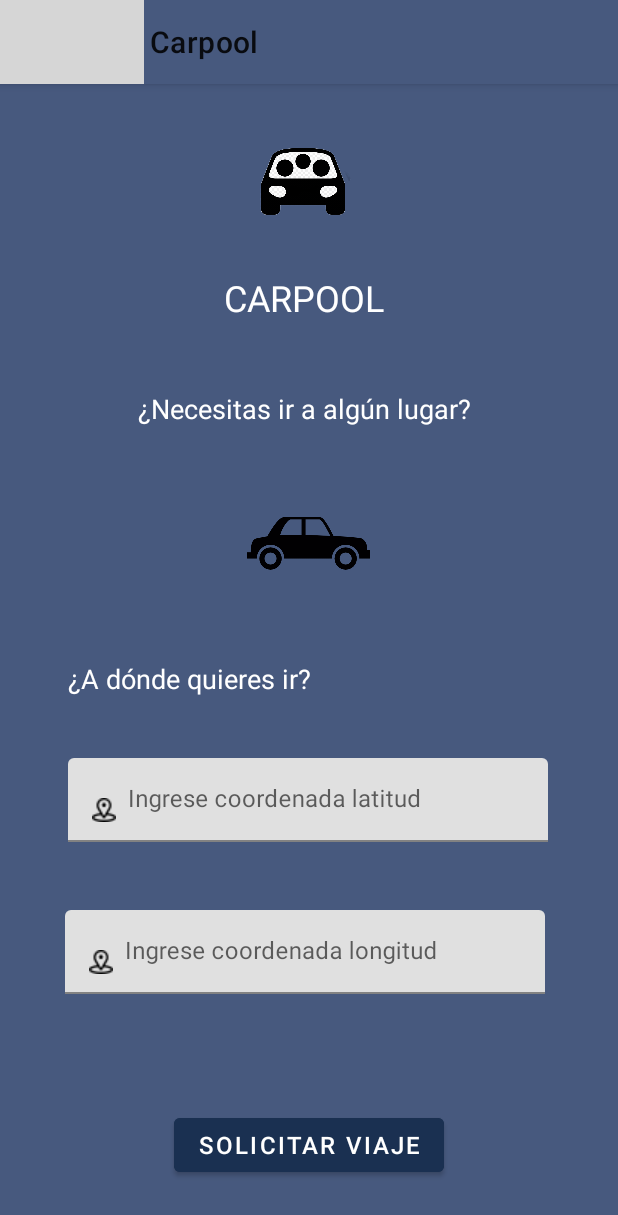
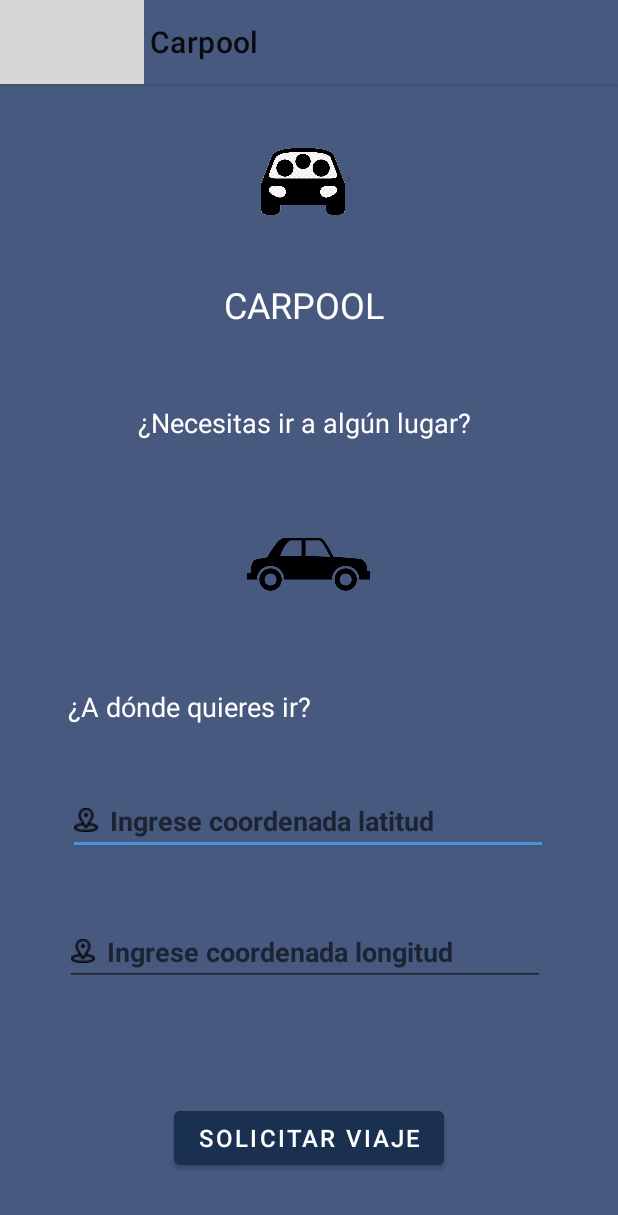
Before and after one commit to olvera93/AndroidStudio_Carpool, an Android app: the principalscreen screen opened directly, with no data from a screen before it, on a phone screen of 412 x 824 dp. Shown: the top 1215 px of the screen. Run offline under Robolectric (Android 15) with nearby library versions, the phone set to English and light mode, and no system bars; 3 statements that could not run were skipped; grey boxes are pictures that could not be loaded.

Commit message:
Correcion drawer

```diff
--- a/app/src/main/res/layout/activity_principalscreen.xml
+++ b/app/src/main/res/layout/activity_principalscreen.xml
@@ -1,5 +1,14 @@
 <?xml version="1.0" encoding="utf-8"?>
-
+<androidx.drawerlayout.widget.DrawerLayout
+    xmlns:android="http://schemas.android.com/apk/res/android"
+    xmlns:app="http://schemas.android.com/apk/res-auto"
+    xmlns:tools="http://schemas.android.com/tools"
+    android:id="@+id/drawer_layout"
+    android:layout_width="match_parent"
+    android:layout_height="match_parent"
+    tools:context=".MainActivity"
+    tools:openDrawer="start"
+    android:fitsSystemWindows="true">
 
     <androidx.constraintlayout.widget.ConstraintLayout
         xmlns:android="http://schemas.android.com/apk/res/android"
@@ -9,7 +18,6 @@
         android:layout_height="match_parent"
         android:background="@color/primaryColor"
         tools:context=".principalscreen">
-
 
 
         <ImageView
@@ -81,6 +89,37 @@
             app:layout_constraintTop_toBottomOf="@+id/textView3"
             app:layout_constraintVertical_bias="0.49" />
 
+        <EditText
+            android:id="@+id/EditCoordenadaActual"
+            android:layout_width="320dp"
+            android:layout_height="wrap_content"
+            android:drawableLeft="@drawable/navigation"
+            android:drawablePadding="8dp"
+            android:hint="@string/latitude_coordinates"
+            android:inputType="numberDecimal|numberSigned"
+            android:textStyle="bold"
+            app:layout_constraintBottom_toTopOf="@+id/EditCoordenadaDestino"
+            app:layout_constraintEnd_toEndOf="parent"
+            app:layout_constraintHorizontal_bias="0.494"
+            app:layout_constraintStart_toStartOf="parent"
+            app:layout_constraintTop_toBottomOf="@+id/textView5" />
+
+
+        <EditText
+            android:id="@+id/EditCoordenadaDestino"
+            android:layout_width="320dp"
+            android:layout_height="wrap_content"
+            android:drawableLeft="@drawable/navigation"
+            android:drawablePadding="8dp"
+            android:hint="@string/longitude_coordinates"
+            android:inputType="numberDecimal|numberSigned"
+            android:textStyle="bold"
+            app:layout_constraintBottom_toTopOf="@+id/button"
+            app:layout_constraintEnd_toEndOf="parent"
+            app:layout_constraintHorizontal_bias="0.472"
+            app:layout_constraintStart_toStartOf="parent"
+            app:layout_constraintTop_toBottomOf="@+id/EditCoordenadaActual"
+            app:layout_constraintVertical_bias="0.49" />
 
 
 
@@ -102,16 +141,6 @@
             app:layout_constraintVertical_bias="0.97"
             tools:ignore="MissingConstraints" />
 
-
-
-    <androidx.drawerlayout.widget.DrawerLayout
-        android:id="@+id/drawer_layout"
-        android:layout_width="match_parent"
-        android:layout_height="match_parent"
-        tools:context=".principalscreen"
-        tools:openDrawer="start"
-        android:fitsSystemWindows="true">
-
         <LinearLayout
             android:layout_width="match_parent"
             android:layout_height="match_parent"
@@ -130,6 +159,9 @@
                     app:title="@string/app_name" />
             </com.google.android.material.appbar.AppBarLayout>
         </LinearLayout>
+
+    </androidx.constraintlayout.widget.ConstraintLayout>
+
     <com.google.android.material.navigation.NavigationView
         app:headerLayout="@layout/drawer_header"
         android:id="@+id/nav_view"
@@ -140,63 +172,3 @@
 
 
 </androidx.drawerlayout.widget.DrawerLayout>
-
-    <com.google.android.material.textfield.TextInputLayout
-        android:id="@+id/EditCoordenadaActual"
-        android:layout_width="320dp"
-        android:layout_height="wrap_content"
-        android:drawablePadding="8dp"
-        android:hint="@string/latitude_coordinates"
-        android:inputType="numberDecimal|numberSigned"
-        app:layout_constraintBottom_toTopOf="@+id/EditCoordenadaDestino"
-        app:layout_constraintEnd_toEndOf="parent"
-        app:layout_constraintHorizontal_bias="0.494"
-        app:layout_constraintStart_toStartOf="parent"
-        app:layout_constraintTop_toBottomOf="@+id/textView5"
-        app:errorEnabled="false"
-        app:layout_constraintBottom_toBottomOf="parent"
-        app:hintTextAppearance="@style/MyHintStyle"
-        android:layout_margin="4dp">
-
-        <com.google.android.material.textfield.TextInputEditText
-            android:id="@+id/edit_coordinate_latitude"
-            android:layout_width="match_parent"
-            android:layout_height="wrap_content"
-            android:inputType="numberDecimal|numberSigned"
-            android:drawableLeft="@drawable/navigation"
-            android:drawablePadding="8dp"/>
-    </com.google.android.material.textfield.TextInputLayout>
-
-
-
-    <com.google.android.material.textfield.TextInputLayout
-        android:id="@+id/EditCoordenadaDestino"
-        android:layout_width="320dp"
-        android:layout_height="wrap_content"
-        android:drawablePadding="8dp"
-        android:hint="@string/longitude_coordinates"
-        android:inputType="numberDecimal|numberSigned"
-        app:layout_constraintBottom_toTopOf="@+id/button"
-        app:layout_constraintEnd_toEndOf="parent"
-        app:layout_constraintHorizontal_bias="0.472"
-        app:layout_constraintStart_toStartOf="parent"
-        app:layout_constraintTop_toBottomOf="@+id/EditCoordenadaActual"
-        app:layout_constraintVertical_bias="0.49"
-        app:errorEnabled="false"
-        app:layout_constraintBottom_toBottomOf="parent"
-        app:hintTextAppearance="@style/MyHintStyle"
-        android:layout_margin="4dp">
-
-        <com.google.android.material.textfield.TextInputEditText
-            android:id="@+id/edit_coordinate_longitude"
-            android:layout_width="match_parent"
-            android:layout_height="wrap_content"
-            android:inputType="numberDecimal|numberSigned"
-            android:drawableLeft="@drawable/navigation"
-            android:drawablePadding="8dp"/>
-    </com.google.android.material.textfield.TextInputLayout>
-
-
-
-
-</androidx.constraintlayout.widget.ConstraintLayout>
```
Also changed, not shown: app/src/main/java/com/example/carpool/principalscreen.kt (+4 -18 lines), app/src/main/res/layout/activity_main.xml (+10 -7 lines). Lines whose indentation alone changed are shown as unchanged.
